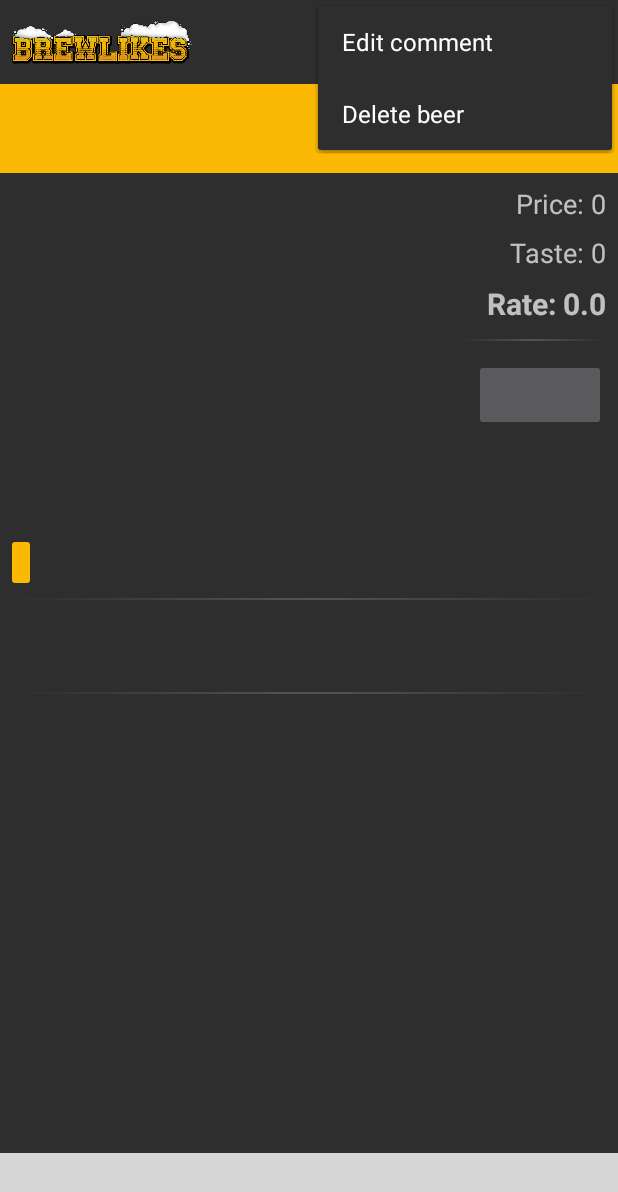
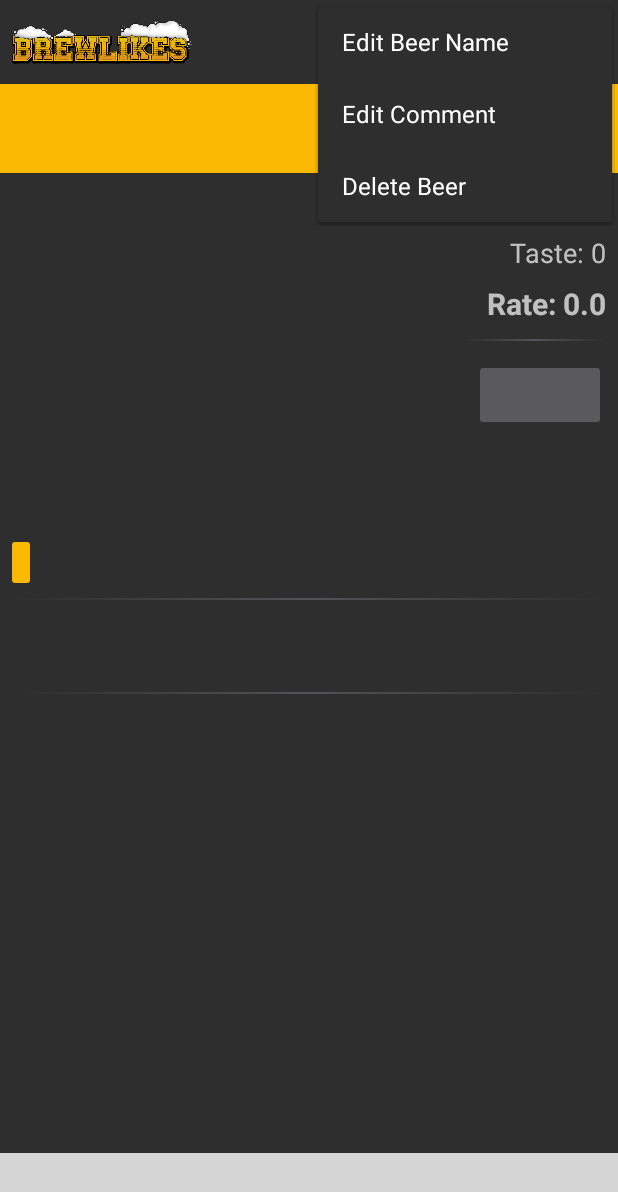
Before and after one commit to lilSwifty/BrewLikes, an Android app: the InfoActivity screen opened directly, with no data from a screen before it, with the options menu open, on a phone screen of 412 x 824 dp. Shown: the top 1192 px of the screen. Run offline under Robolectric (Android 15) with nearby library versions, the phone set to English and light mode, and no system bars; libraries missing offline, so code that uses them is left out: com.facebook.share, com.ittianyu.bottomnavigationviewex; plain views replace BottomNavigationViewEx, ShareButton; 10 statements that could not run were skipped; grey boxes are pictures that could not be loaded.

Commit message:
small changes in info activity menu. plus added a method to edit the beer name, plus some string value

```diff
--- a/app/src/main/res/menu/info_activity_menu.xml
+++ b/app/src/main/res/menu/info_activity_menu.xml
@@ -9,12 +9,16 @@
         app:showAsAction="always">
     </item>
     <item
-        android:id="@+id/ic_edit"
+        android:id="@+id/editBeerName"
+        android:title="@string/editBeerName"
+        app:showAsAction="withText"></item>
+    <item
+        android:id="@+id/editComment"
         android:title="@string/edit"
         app:showAsAction="withText">
     </item>
     <item
-        android:id="@+id/ic_delete"
+        android:id="@+id/deleteBeer"
         android:title="@string/delete"
         app:showAsAction="withText">
     </item>
--- a/app/src/main/res/values/strings.xml
+++ b/app/src/main/res/values/strings.xml
@@ -33,8 +33,9 @@
     <string name="home">Home</string>
     <string name="topList">Top List</string>
     <string name="mapView">Map View</string>
-    <string name="edit">Edit comment</string>
-    <string name="delete">Delete beer</string>
+    <string name="editBeerName">Edit Beer Name</string>
+    <string name="edit">Edit Comment</string>
+    <string name="delete">Delete Beer</string>
     <string name="deleting">Are you sure you want to delete this beer?</string>
     <!-- end of InfoActivity & BottomNavigation -->
 
```
Also changed, not shown: app/src/main/java/com/iths/manisedighi/brewlikes/InfoActivity.java (+34 -8 lines).
